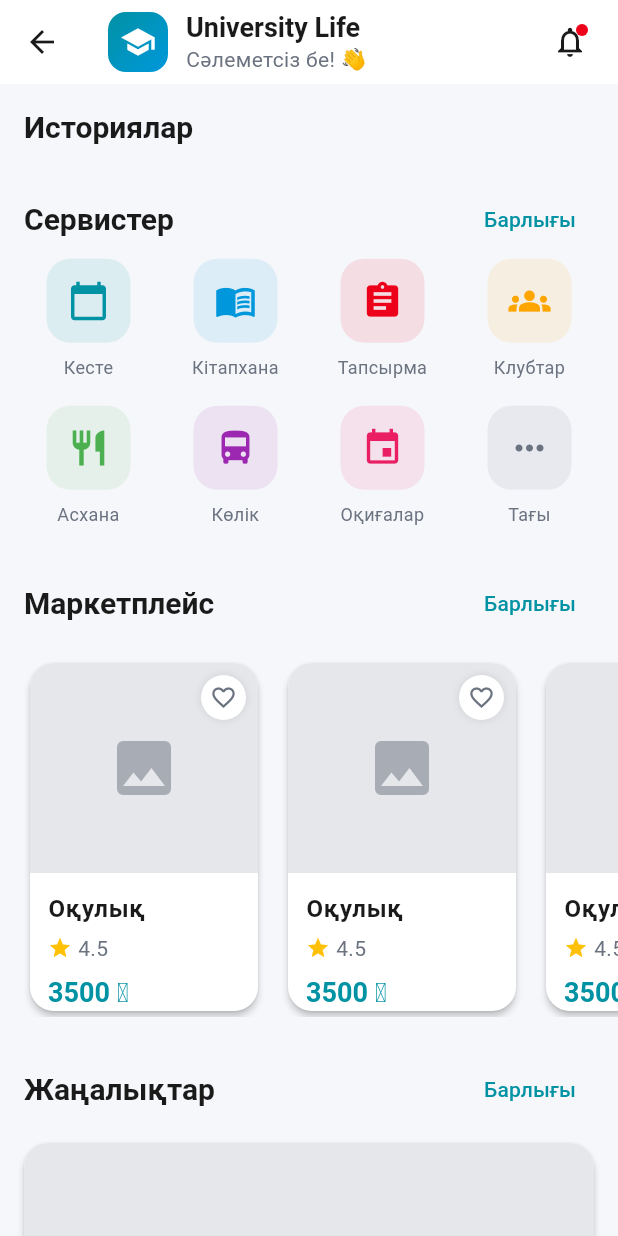
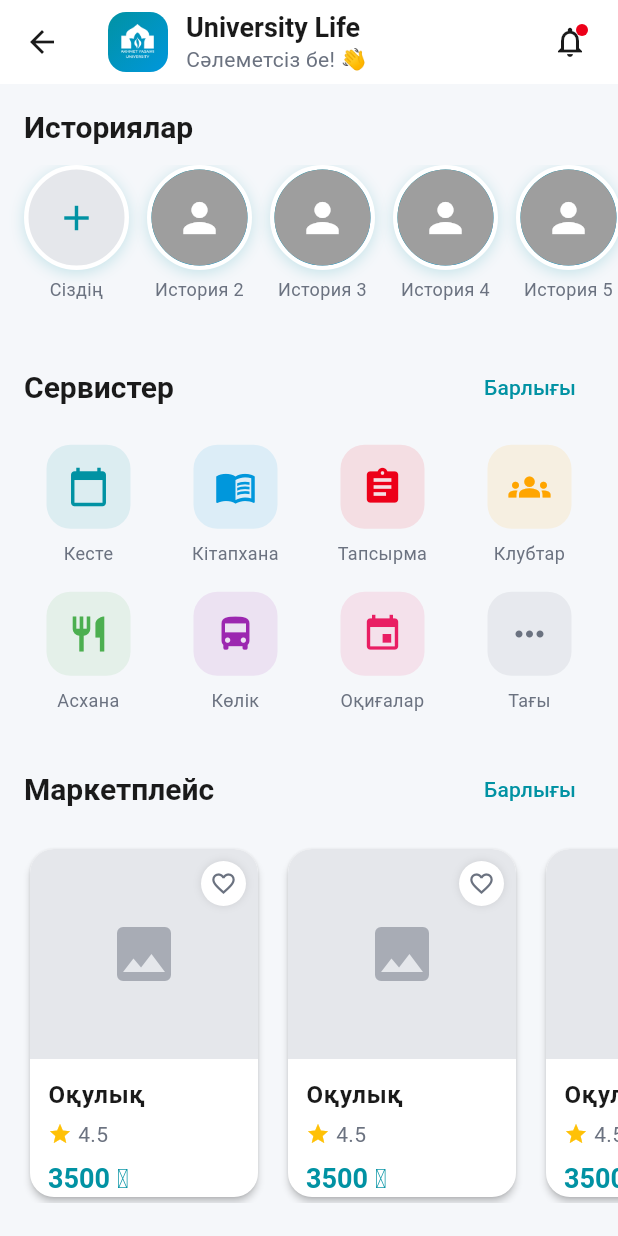
Before and after one commit to sayatneo/yassawi, a Flutter app: the HomePage screen opened directly, on a phone screen of 412 x 824 dp. Run offline on Flutter 3.47's test engine with Material 3 defaults, Android fonts, the phone set to English and light mode, and no system bars.

Commit message:
version 1.2

```diff
--- a/lib/features/home/presentation/pages/home_page.dart
+++ b/lib/features/home/presentation/pages/home_page.dart
@@ -26,10 +26,11 @@ class HomePage extends StatelessWidget {
                     gradient: AppColors.primaryGradient,
                     borderRadius: BorderRadius.circular(12),
                   ),
-                  child: const Icon(
-                    Icons.school,
-                    color: Colors.white,
-                    size: 24,
+                  child: Image.asset(
+                    'assets/logo.png',
+                    width: 24,
+                    height: 24,
+                    color: Colors.white, // қажет болса түс фильтрі
                   ),
                 ),
                 const SizedBox(width: 12),
@@ -86,6 +87,22 @@ class HomePage extends StatelessWidget {
                     style: Theme.of(context).textTheme.headlineMedium,
                   ),
                 ),
+                const SizedBox(height: 12),
+                SizedBox(
+                  height: 100,
+                  child: ListView.builder(
+                    scrollDirection: Axis.horizontal,
+                    padding: const EdgeInsets.symmetric(horizontal: 16),
+                    itemCount: 8,
+                    itemBuilder: (context, index) {
+                      return StoryItem(
+                        imageUrl: '',
+                        title: index == 0 ? 'Сіздің' : 'История ${index + 1}',
+                        isAddStory: index == 0,
+                      );
+                    },
+                  ),
+                ),
               ],
             ),
           ),
@@ -112,6 +129,7 @@ class HomePage extends StatelessWidget {
                     ],
                   ),
                 ),
+                const SizedBox(height: 12),
                 Padding(
                   padding: const EdgeInsets.symmetric(horizontal: 16),
                   child: GridView.count(
--- a/pubspec.yaml
+++ b/pubspec.yaml
@@ -56,6 +56,8 @@ flutter:
   # included with your application, so that you can use the icons in
   # the material Icons class.
   uses-material-design: true
+  assets:
+    - assets/
 
   # To add assets to your application, add an assets section, like this:
   # assets:
```
